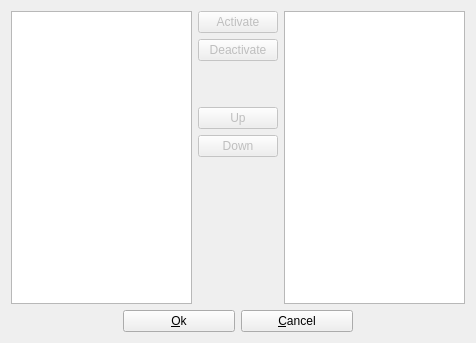
qmc2/qmc2-mame-fe, file detailsetup.ui: the form before one commit.
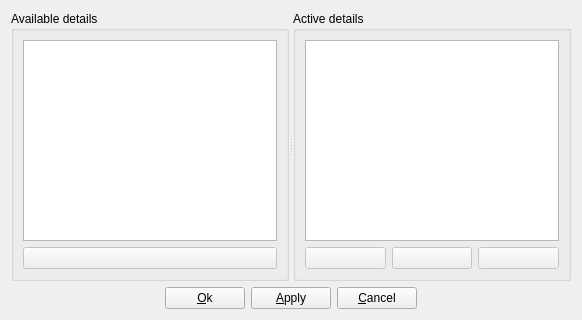
The form after the commit. Icons and pictures are not drawn.

Commit message: wip: major improvements for game/machine detail setup (yet unfinished and not working)

```diff
--- a/detailsetup.ui
+++ b/detailsetup.ui
@@ -5,8 +5,8 @@
    <rect>
     <x>0</x>
     <y>0</y>
-    <width>476</width>
-    <height>343</height>
+    <width>582</width>
+    <height>320</height>
    </rect>
   </property>
   <property name="windowTitle" >
@@ -15,14 +15,30 @@
   <layout class="QGridLayout" name="gridLayout_2" >
    <item row="0" column="0" >
     <layout class="QGridLayout" name="gridLayout" >
-     <item rowspan="7" row="0" column="0" >
-      <widget class="QListView" name="listViewAvailableDetails" >
+     <item row="0" column="0" colspan="5" >
+      <widget class="QSplitter" name="hSplitter" >
+       <property name="orientation" >
+        <enum>Qt::Horizontal</enum>
+       </property>
+       <property name="childrenCollapsible" >
+        <bool>false</bool>
+       </property>
+       <widget class="QGroupBox" name="groupBoxAvailableDetails" >
+        <property name="title" >
+         <string>Available details</string>
+        </property>
+        <layout class="QGridLayout" name="gridLayout_3" >
+         <item row="0" column="0" >
+          <widget class="QListWidget" name="listWidgetAvailableDetails" >
        <property name="toolTip" >
         <string>List of available details</string>
        </property>
-      </widget>
-     </item>
-     <item rowspan="2" row="0" column="1" >
+           <property name="selectionMode" >
+            <enum>QAbstractItemView::ExtendedSelection</enum>
+           </property>
+          </widget>
+         </item>
+         <item row="1" column="0" >
       <widget class="QPushButton" name="pushButtonActivateDetails" >
        <property name="enabled" >
         <bool>false</bool>
@@ -31,7 +47,7 @@
         <string>Activate selected details</string>
        </property>
        <property name="text" >
-        <string>Activate</string>
+            <string/>
        </property>
        <property name="icon" >
         <iconset resource="qmc2.qrc" >
@@ -39,14 +55,26 @@
        </property>
       </widget>
      </item>
-     <item rowspan="7" row="0" column="2" >
-      <widget class="QListView" name="listViewActiveDetails" >
+        </layout>
+       </widget>
+       <widget class="QGroupBox" name="groupBoxActiveDetails" >
+        <property name="title" >
+         <string>Active details</string>
+        </property>
+        <layout class="QGridLayout" name="gridLayout_4" >
+         <item row="0" column="0" >
+          <widget class="QListWidget" name="listWidgetActiveDetails" >
        <property name="toolTip" >
         <string>List of active details and their order</string>
        </property>
-      </widget>
-     </item>
-     <item row="2" column="1" >
+           <property name="selectionMode" >
+            <enum>QAbstractItemView::ExtendedSelection</enum>
+           </property>
+          </widget>
+         </item>
+         <item row="1" column="0" >
+          <layout class="QHBoxLayout" name="horizontalLayout" >
+           <item>
       <widget class="QPushButton" name="pushButtonDeactivateDetails" >
        <property name="enabled" >
         <bool>false</bool>
@@ -54,32 +82,13 @@
        <property name="toolTip" >
         <string>Deactivate selected details</string>
        </property>
-       <property name="text" >
-        <string>Deactivate</string>
-       </property>
        <property name="icon" >
         <iconset resource="qmc2.qrc" >
          <normaloff>:/data/img/previous-sail.png</normaloff>:/data/img/previous-sail.png</iconset>
        </property>
       </widget>
      </item>
-     <item row="3" column="1" >
-      <spacer name="verticalSpacer" >
-       <property name="orientation" >
-        <enum>Qt::Vertical</enum>
-       </property>
-       <property name="sizeType" >
-        <enum>QSizePolicy::Preferred</enum>
-       </property>
-       <property name="sizeHint" stdset="0" >
-        <size>
-         <width>20</width>
-         <height>40</height>
-        </size>
-       </property>
-      </spacer>
-     </item>
-     <item row="4" column="1" >
+           <item>
       <widget class="QPushButton" name="pushButtonDetailsUp" >
        <property name="enabled" >
         <bool>false</bool>
@@ -87,16 +96,13 @@
        <property name="toolTip" >
         <string>Move selected details up</string>
        </property>
-       <property name="text" >
-        <string>Up</string>
-       </property>
        <property name="icon" >
         <iconset resource="qmc2.qrc" >
          <normaloff>:/data/img/up.png</normaloff>:/data/img/up.png</iconset>
        </property>
       </widget>
      </item>
-     <item row="5" column="1" >
+           <item>
       <widget class="QPushButton" name="pushButtonDetailsDown" >
        <property name="enabled" >
         <bool>false</bool>
@@ -104,31 +110,19 @@
        <property name="toolTip" >
         <string>Move selected details down</string>
        </property>
-       <property name="text" >
-        <string>Down</string>
-       </property>
        <property name="icon" >
         <iconset resource="qmc2.qrc" >
          <normaloff>:/data/img/down.png</normaloff>:/data/img/down.png</iconset>
        </property>
       </widget>
      </item>
-     <item row="6" column="1" >
-      <spacer name="verticalSpacer_2" >
-       <property name="orientation" >
-        <enum>Qt::Vertical</enum>
-       </property>
-       <property name="sizeHint" stdset="0" >
-        <size>
-         <width>20</width>
-         <height>40</height>
-        </size>
-       </property>
-      </spacer>
-     </item>
-     <item row="7" column="0" colspan="3" >
-      <layout class="QHBoxLayout" name="horizontalLayout" >
-       <item>
+          </layout>
+         </item>
+        </layout>
+       </widget>
+      </widget>
+     </item>
+     <item row="1" column="0" >
         <spacer name="horizontalSpacer" >
          <property name="orientation" >
           <enum>Qt::Horizontal</enum>
@@ -141,16 +135,10 @@
          </property>
         </spacer>
        </item>
-       <item>
+     <item row="1" column="1" >
         <widget class="QPushButton" name="pushButtonOk" >
-         <property name="sizePolicy" >
-          <sizepolicy vsizetype="Fixed" hsizetype="MinimumExpanding" >
-           <horstretch>0</horstretch>
-           <verstretch>0</verstretch>
-          </sizepolicy>
-         </property>
          <property name="toolTip" >
-          <string>Accept detail setup</string>
+        <string>Apply detail setup and close dialog</string>
          </property>
          <property name="text" >
           <string>&amp;Ok</string>
@@ -161,16 +149,24 @@
          </property>
         </widget>
        </item>
-       <item>
+     <item row="1" column="2" >
+      <widget class="QPushButton" name="pushButtonApply" >
+       <property name="toolTip" >
+        <string>Apply detail setup</string>
+       </property>
+       <property name="text" >
+        <string>&amp;Apply</string>
+       </property>
+       <property name="icon" >
+        <iconset resource="qmc2.qrc" >
+         <normaloff>:/data/img/filesave.png</normaloff>:/data/img/filesave.png</iconset>
+       </property>
+      </widget>
+     </item>
+     <item row="1" column="3" >
         <widget class="QPushButton" name="pushButtonCancel" >
-         <property name="sizePolicy" >
-          <sizepolicy vsizetype="Fixed" hsizetype="MinimumExpanding" >
-           <horstretch>0</horstretch>
-           <verstretch>0</verstretch>
-          </sizepolicy>
-         </property>
          <property name="toolTip" >
-          <string>Cancel detail setup</string>
+        <string>Cancel detail setup and close dialog</string>
          </property>
          <property name="text" >
           <string>&amp;Cancel</string>
@@ -181,7 +177,7 @@
          </property>
         </widget>
        </item>
-       <item>
+     <item row="1" column="4" >
         <spacer name="horizontalSpacer_2" >
          <property name="orientation" >
           <enum>Qt::Horizontal</enum>
@@ -197,8 +193,6 @@
       </layout>
      </item>
     </layout>
-   </item>
-  </layout>
  </widget>
  <tabstops>
   <tabstop>listViewAvailableDetails</tabstop>
```
Left out of the diff: 5 changed lines with no effect on the pictures. Lines whose indentation alone changed are shown as unchanged. The commit also changes 11 other files.
